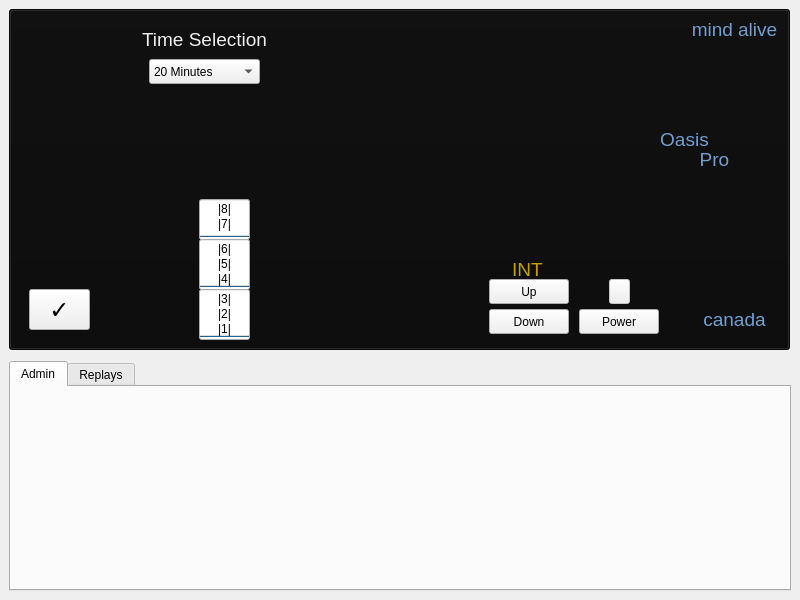
This is OasisProSim/mainwindow.ui in Cole-Kaufman-1/OasisProSim as Qt 5 draws it before an edit. The edited form follows.
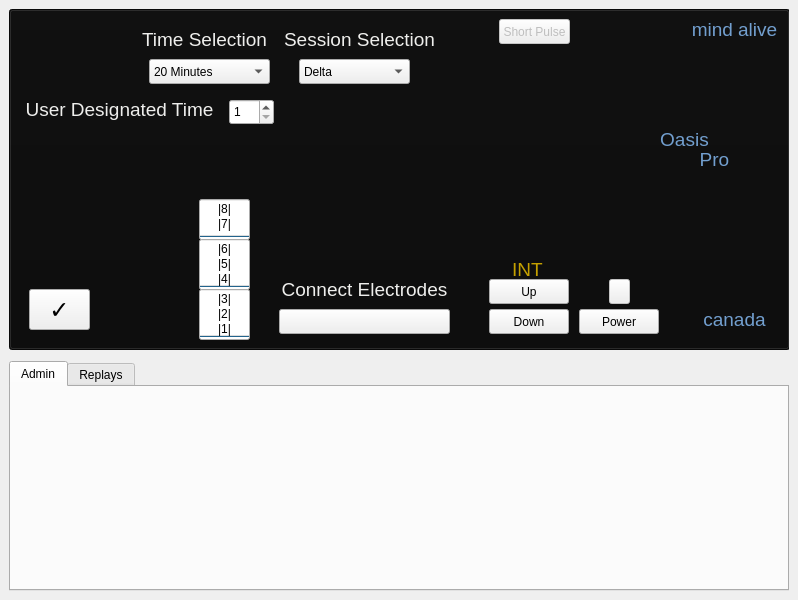
This is the edited form.

Commit message: Finished OasisPro interface, next working on admin and replay panel

```diff
--- a/OasisProSim/mainwindow.ui
+++ b/OasisProSim/mainwindow.ui
@@ -6,7 +6,7 @@
    <rect>
     <x>0</x>
     <y>0</y>
-    <width>800</width>
+    <width>798</width>
     <height>600</height>
    </rect>
   </property>
@@ -486,7 +486,7 @@
         <rect>
          <x>140</x>
          <y>50</y>
-         <width>111</width>
+         <width>121</width>
          <height>25</height>
         </rect>
        </property>
@@ -530,7 +530,166 @@
         <set>Qt::AlignCenter</set>
        </property>
       </widget>
-      <zorder>pushButton</zorder>
+      <widget class="QLabel" name="SessionSelectionLabel">
+       <property name="geometry">
+        <rect>
+         <x>270</x>
+         <y>20</y>
+         <width>161</width>
+         <height>20</height>
+        </rect>
+       </property>
+       <property name="font">
+        <font>
+         <pointsize>14</pointsize>
+        </font>
+       </property>
+       <property name="styleSheet">
+        <string notr="true">color: rgb(238, 238, 236);</string>
+       </property>
+       <property name="text">
+        <string>Session Selection</string>
+       </property>
+       <property name="alignment">
+        <set>Qt::AlignCenter</set>
+       </property>
+      </widget>
+      <widget class="QComboBox" name="comboBox_2">
+       <property name="geometry">
+        <rect>
+         <x>290</x>
+         <y>50</y>
+         <width>111</width>
+         <height>25</height>
+        </rect>
+       </property>
+       <item>
+        <property name="text">
+         <string>Delta</string>
+        </property>
+       </item>
+       <item>
+        <property name="text">
+         <string>Theta</string>
+        </property>
+       </item>
+       <item>
+        <property name="text">
+         <string>Alpha</string>
+        </property>
+       </item>
+       <item>
+        <property name="text">
+         <string>Beta 1</string>
+        </property>
+       </item>
+      </widget>
+      <widget class="QLabel" name="connectElectrodeLabel">
+       <property name="geometry">
+        <rect>
+         <x>260</x>
+         <y>270</y>
+         <width>191</width>
+         <height>20</height>
+        </rect>
+       </property>
+       <property name="font">
+        <font>
+         <pointsize>14</pointsize>
+        </font>
+       </property>
+       <property name="styleSheet">
+        <string notr="true">color: rgb(238, 238, 236);</string>
+       </property>
+       <property name="text">
+        <string>Connect Electrodes</string>
+       </property>
+       <property name="alignment">
+        <set>Qt::AlignCenter</set>
+       </property>
+      </widget>
+      <widget class="QPushButton" name="downIntButton_2">
+       <property name="geometry">
+        <rect>
+         <x>270</x>
+         <y>300</y>
+         <width>171</width>
+         <height>25</height>
+        </rect>
+       </property>
+       <property name="text">
+        <string/>
+       </property>
+      </widget>
+      <widget class="QPushButton" name="shortPulseButtonLight">
+       <property name="enabled">
+        <bool>false</bool>
+       </property>
+       <property name="geometry">
+        <rect>
+         <x>490</x>
+         <y>10</y>
+         <width>71</width>
+         <height>25</height>
+        </rect>
+       </property>
+       <property name="styleSheet">
+        <string notr="true"/>
+       </property>
+       <property name="text">
+        <string>Short Pulse</string>
+       </property>
+       <property name="checkable">
+        <bool>false</bool>
+       </property>
+       <property name="default">
+        <bool>false</bool>
+       </property>
+       <property name="flat">
+        <bool>false</bool>
+       </property>
+      </widget>
+      <widget class="QSpinBox" name="userDesignatedspinBox">
+       <property name="geometry">
+        <rect>
+         <x>220</x>
+         <y>90</y>
+         <width>45</width>
+         <height>26</height>
+        </rect>
+       </property>
+       <property name="minimum">
+        <number>1</number>
+       </property>
+       <property name="maximum">
+        <number>60</number>
+       </property>
+      </widget>
+      <widget class="QLabel" name="timeSelectionLabel_2">
+       <property name="geometry">
+        <rect>
+         <x>10</x>
+         <y>80</y>
+         <width>201</width>
+         <height>41</height>
+        </rect>
+       </property>
+       <property name="font">
+        <font>
+         <pointsize>14</pointsize>
+        </font>
+       </property>
+       <property name="styleSheet">
+        <string notr="true">color: rgb(238, 238, 236);</string>
+       </property>
+       <property name="text">
+        <string>User Designated Time</string>
+       </property>
+       <property name="alignment">
+        <set>Qt::AlignCenter</set>
+       </property>
+      </widget>
+      <zorder>toggleElectrodes</zorder>
       <zorder>top2Graphs</zorder>
       <zorder>middle3Graphs</zorder>
       <zorder>powerButton</zorder>
```
Left out of the diff: 13 changed lines with no effect on the pictures.
